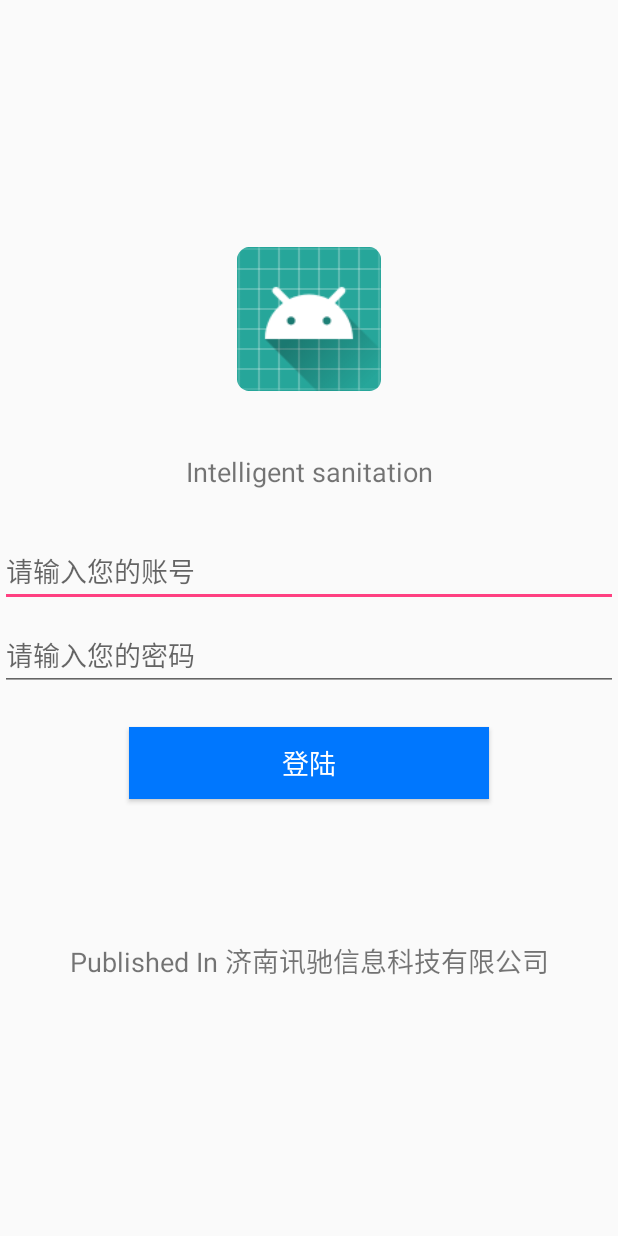
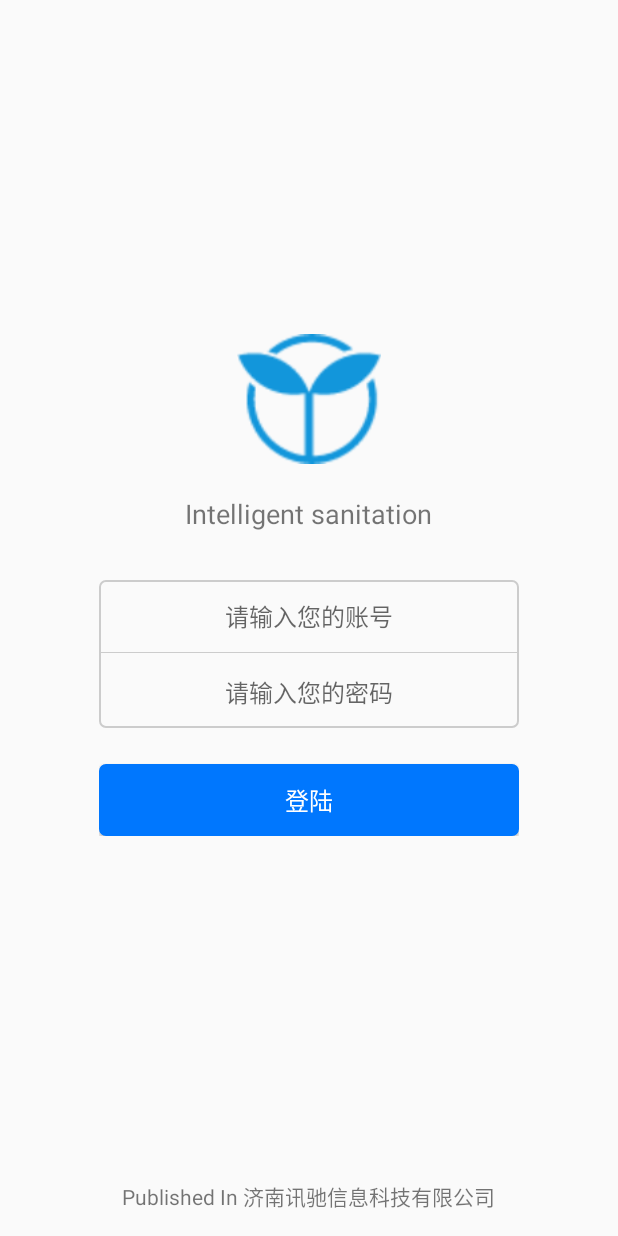
Before and after one commit to fanbaozhu/DCApp, an Android app: the layout activity_login.xml on its own in the app's theme, with its tools: preview values and no code run, on a phone screen of 412 x 824 dp. Run offline under Robolectric (Android 15) with nearby library versions, the phone set to English and light mode, and no system bars.

Commit message:
done loginActivity

```diff
--- /dev/null
+++ b/DCAppv1/src/main/res/drawable/bg_blue_round_rect_4dp.xml
@@ -0,0 +1,8 @@
+<?xml version="1.0" encoding="utf-8"?>
+<shape xmlns:android="http://schemas.android.com/apk/res/android">
+    <corners android:radius="4dp" />
+    <stroke
+        android:width="1dp"
+        android:color="@color/colorBlue" />
+    <solid android:color="@color/colorBlue" />
+</shape>
--- a/DCAppv1/src/main/res/layout/activity_login.xml
+++ b/DCAppv1/src/main/res/layout/activity_login.xml
@@ -1,57 +1,83 @@
 <?xml version="1.0" encoding="utf-8"?>
-<LinearLayout xmlns:android="http://schemas.android.com/apk/res/android"
+<FrameLayout xmlns:android="http://schemas.android.com/apk/res/android"
     android:layout_width="match_parent"
     android:layout_height="match_parent"
     android:gravity="center"
     android:orientation="vertical">
 
+    <LinearLayout
+        android:layout_width="280dp"
+        android:layout_height="wrap_content"
+        android:layout_gravity="center"
+        android:layout_marginBottom="24dp"
+        android:gravity="center_horizontal"
+        android:orientation="vertical">
+
         <ImageView
             android:layout_width="96dp"
             android:layout_height="96dp"
-        android:layout_marginBottom="36dp"
-        android:src="@mipmap/ic_launcher_round" />
+            android:contentDescription="@string/app_name"
+            android:src="@mipmap/ic_app_logo" />
+
         <TextView
-        android:layout_marginBottom="24dp"
-        android:gravity="center"
+            android:layout_width="wrap_content"
+            android:layout_height="wrap_content"
+            android:layout_marginTop="16dp"
+            android:text="Intelligent sanitation"
+            android:textSize="18sp" />
+
+        <LinearLayout
             android:layout_width="match_parent"
-        android:layout_height="36dp"
-        android:textSize="18sp"
-        android:text="Intelligent sanitation"/>
+            android:layout_height="wrap_content"
+            android:layout_marginTop="32dp"
+            android:background="@drawable/bg_gray_round_line_4dp"
+            android:orientation="vertical">
 
             <EditText
                 android:id="@+id/login_userName"
                 android:layout_width="match_parent"
                 android:layout_height="48dp"
-        android:layout_marginBottom="4dp"
+                android:background="@null"
+                android:gravity="center"
                 android:hint="请输入您的账号"
                 android:inputType="textPersonName"
-        android:singleLine="true" />
+                android:singleLine="true"
+                android:textSize="16sp" />
+
+            <TextView
+                android:layout_width="match_parent"
+                android:layout_height="1px"
+                android:background="@color/colorGray" />
 
             <EditText
                 android:id="@+id/login_userPassword"
                 android:layout_width="match_parent"
                 android:layout_height="48dp"
-        android:layout_marginTop="4dp"
+                android:layout_marginTop="2dp"
+                android:background="@null"
+                android:gravity="center"
                 android:hint="请输入您的密码"
                 android:inputType="textPassword"
-        android:singleLine="true" />
+                android:singleLine="true"
+                android:textSize="16sp" />
+        </LinearLayout>
 
         <Button
             android:id="@+id/login_confirm"
-        android:layout_width="240dp"
+            android:layout_width="280dp"
             android:layout_height="48dp"
             android:layout_marginTop="24dp"
-        android:background="@color/colorBlue"
+            android:background="@drawable/bg_blue_round_rect_4dp"
+            android:text="登陆"
             android:textColor="@color/colorWhite"
-        android:textSize="18sp"
-        android:text="登陆" />
+            android:textSize="16sp" />
+    </LinearLayout>
 
     <TextView
-        android:gravity="center"
-        android:layout_marginTop="90dp"
-        android:layout_width="match_parent"
-        android:layout_height="36dp"
-        android:textSize="18sp"
-        android:text="Published In 济南讯驰信息科技有限公司"/>
-
-</LinearLayout>
+        android:layout_width="wrap_content"
+        android:layout_height="wrap_content"
+        android:layout_gravity="center_horizontal|bottom"
+        android:layout_marginBottom="16dp"
+        android:text="Published In 济南讯驰信息科技有限公司"
+        android:textSize="14sp" />
+</FrameLayout>
```
Also changed, not shown: DCAppv1/src/main/AndroidManifest.xml (+7 -2 lines), DCAppv1/src/main/java/com/xunchijn/dcappv1/base/BaseView.java (added, +7 -0 lines), DCAppv1/src/main/java/com/xunchijn/dcappv1/common/CommonApi.java (deleted, +0 -24 lines), DCAppv1/src/main/java/com/xunchijn/dcappv1/common/contract/LoginContrast.java (added, +15 -0 lines), DCAppv1/src/main/java/com/xunchijn/dcappv1/common/data/CommonApi.java (added, +24 -0 lines), DCAppv1/src/main/java/com/xunchijn/dcappv1/common/data/CommonService.java (added, +19 -0 lines), DCAppv1/src/main/java/com/xunchijn/dcappv1/common/module/UserAccount.java (added, +19 -0 lines), DCAppv1/src/main/java/com/xunchijn/dcappv1/common/presenter/LoginPresenter.java (added, +73 -0 lines), DCAppv1/src/main/java/com/xunchijn/dcappv1/common/view/LoginActivity.java (+64 -9 lines), DCAppv1/src/main/java/com/xunchijn/dcappv1/util/PreferHelper.java (+23 -4 lines), DCAppv1/src/main/res/mipmap-mdpi/ic_app_logo.png (added). Lines whose indentation alone changed are shown as unchanged.
